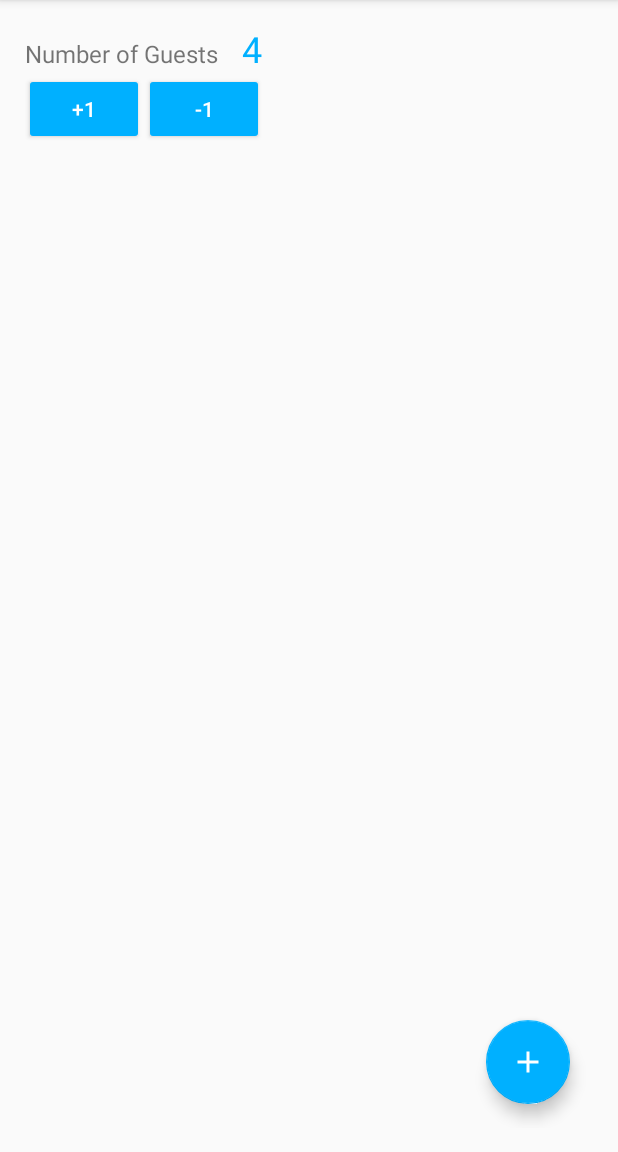
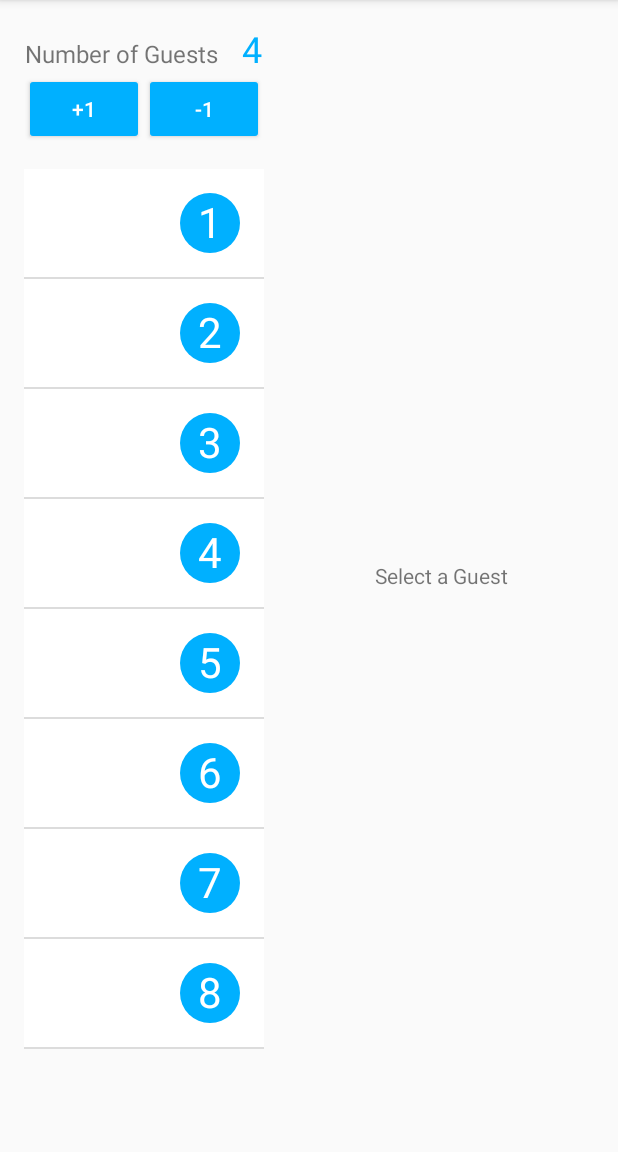
Before and after one commit to offvanHooijdonk/caffee-nts-android, an Android app: the TableActivity screen opened directly, with no data from a screen before it, on a phone screen of 412 x 824 dp, the part 84-1236 px from its top. Run offline under Robolectric (Android 15) with nearby library versions, the phone set to English and light mode, and no system bars; our stand-ins replace ButterKnife.

Commit message:
Guest list/selection added. Order fragment - added minor implementation and empty text. Dish Model added.

```diff
--- a/app/src/main/java/by/nts/cafe/app/presentation/ui/tables/TableActivity.java
+++ b/app/src/main/java/by/nts/cafe/app/presentation/ui/tables/TableActivity.java
@@ -3,12 +3,27 @@ package by.nts.cafe.app.presentation.ui.tables;
 import android.os.Bundle;
 import android.support.annotation.Nullable;
 import android.support.v7.app.AppCompatActivity;
+import android.view.View;
+import android.widget.AdapterView;
+import android.widget.ArrayAdapter;
+import android.widget.ListView;
+import android.widget.TextView;
+import android.widget.Toast;
 
+import java.util.ArrayList;
+import java.util.List;
+
+import butterknife.BindView;
 import butterknife.ButterKnife;
 import by.nts.cafe.app.R;
 
 public class TableActivity extends AppCompatActivity {
+    @BindView(R.id.listGuests)
+    ListView listGuests;
+    @BindView(R.id.txtNoGuestSelected)
+    TextView txtNoGuestSelected;
 
+    private List<Integer> guestList = new ArrayList<>();
 
     @Override
     protected void onCreate(@Nullable Bundle savedInstanceState) {
@@ -17,6 +32,20 @@ public class TableActivity extends AppCompatActivity {
 
         ButterKnife.bind(this);
 
+        initData();
+        listGuests.setAdapter(new ArrayAdapter<>(this, R.layout.item_guest, R.id.txtGuestNumber, guestList));
+        listGuests.setOnItemClickListener((parent, view, position, id) -> {
+            view.setSelected(true);
+            txtNoGuestSelected.setVisibility(View.GONE);
+            getSupportFragmentManager()
+                    .beginTransaction()
+                    .replace(R.id.blockGuestOrder, new GuestOrderFragment())
+                    .commit();
+        });
     }
 
+    @Deprecated
+    private void initData() {
+        for (int i = 1; i < 9; i++) guestList.add(i);
+    }
 }
--- /dev/null
+++ b/app/src/main/res/color/guest.xml
@@ -0,0 +1,5 @@
+<?xml version="1.0" encoding="utf-8" ?>
+<selector xmlns:android="http://schemas.android.com/apk/res/android">
+    <item android:color="@color/colorAccentLite" android:drawable="@color/colorAccentLite" android:state_selected="true" />
+    <item android:color="@color/md_white_1000" android:drawable="@color/md_white_1000" />
+</selector>
--- a/app/src/main/res/layout/activity_table.xml
+++ b/app/src/main/res/layout/activity_table.xml
@@ -57,12 +57,12 @@
                 android:text="-1" />
         </LinearLayout>
 
-        <ScrollView
-            android:id="@+id/blockGuestsList"
+        <ListView
+            android:id="@+id/listGuests"
             android:layout_width="match_parent"
             android:layout_height="match_parent"
-            android:layout_marginTop="@dimen/activity_margin_v"
-            android:orientation="vertical" />
+            android:listSelector="@color/colorAccentLite"
+            android:layout_marginTop="@dimen/activity_margin_v" />
     </LinearLayout>
 
     <FrameLayout
@@ -72,7 +72,12 @@
         android:layout_alignParentEnd="true"
         android:layout_toEndOf="@id/blockGuests">
 
-        <include layout="@layout/frag_guest_order" /> <!-- TODO make a fragment link -->
+        <TextView
+            android:id="@+id/txtNoGuestSelected"
+            android:layout_width="match_parent"
+            android:layout_height="match_parent"
+            android:gravity="center"
+            android:text="Select a Guest"/>
     </FrameLayout>
 
 </RelativeLayout>
--- a/app/src/main/res/layout/item_guest.xml
+++ b/app/src/main/res/layout/item_guest.xml
@@ -3,13 +3,12 @@
     android:id="@+id/root"
     android:layout_width="match_parent"
     android:layout_height="wrap_content"
-    android:clickable="true"
-    android:focusable="true"
+    android:background="@color/guest"
+    android:descendantFocusability="blocksDescendants"
     android:gravity="end"
-    android:orientation="vertical"
+    android:paddingBottom="@dimen/activity_margin_v"
+    android:paddingEnd="@dimen/item_padding_h"
     android:paddingStart="@dimen/item_padding_h"
-    android:paddingEnd="@dimen/item_padding_h"
-    android:paddingBottom="@dimen/activity_margin_v"
     android:paddingTop="@dimen/activity_margin_v">
 
     <TextView
--- a/build.gradle
+++ b/build.gradle
@@ -6,7 +6,7 @@ buildscript {
         jcenter()
     }
     dependencies {
-        classpath 'com.android.tools.build:gradle:3.1.1'
+        classpath 'com.android.tools.build:gradle:3.1.2'
 
         // NOTE: Do not place your application dependencies here; they belong
         // in the individual module build.gradle files
```
Also changed, not shown: app/src/main/java/by/nts/cafe/app/model/DishModel.java (added, +53 -0 lines), app/src/main/java/by/nts/cafe/app/presentation/ui/tables/GuestOrderFragment.java (+44 -1 lines), app/src/main/res/layout/frag_guest_order.xml (+11 -1 lines).
